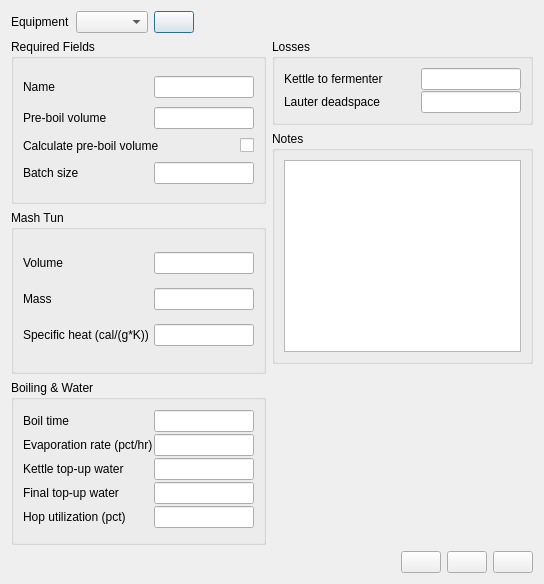
The window that ui/equipmentEditor.ui (Brewtarget/brewtarget) describes before a commit, drawn with Qt 5.
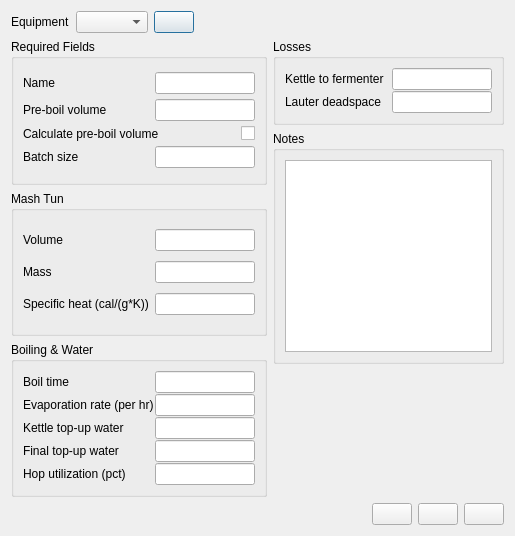
The same window after the commit. Icons and pictures are not drawn. Custom widgets are drawn as their Qt base class.

Diff of the .ui file:
```diff
--- a/ui/equipmentEditor.ui
+++ b/ui/equipmentEditor.ui
@@ -6,8 +6,8 @@
    <rect>
     <x>0</x>
     <y>0</y>
-    <width>544</width>
-    <height>584</height>
+    <width>515</width>
+    <height>536</height>
    </rect>
   </property>
   <property name="windowTitle">
@@ -419,7 +419,7 @@
                </sizepolicy>
               </property>
               <property name="text">
-               <string>Evaporation rate (pct/hr)</string>
+               <string>Evaporation rate (per hr)</string>
               </property>
              </widget>
             </item>
```
Left out of the diff: 10 changed lines with no effect on the pictures.
